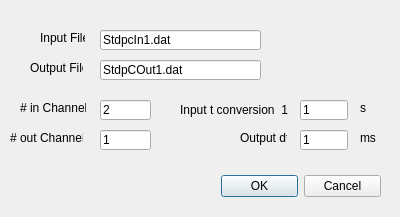
First picture: the form in src/gui/SimulDAQDlg.ui, repository CompEphys-team/stdpc, before the edit.
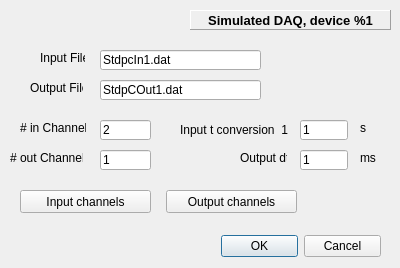
Second picture: the form after the edit.

Patch:
```diff
--- a/src/gui/SimulDAQDlg.ui
+++ b/src/gui/SimulDAQDlg.ui
@@ -7,7 +7,7 @@
     <x>0</x>
     <y>0</y>
     <width>400</width>
-    <height>217</height>
+    <height>268</height>
    </rect>
   </property>
   <property name="windowTitle">
@@ -17,7 +17,7 @@
    <property name="geometry">
     <rect>
      <x>221</x>
-     <y>170</y>
+     <y>230</y>
      <width>160</width>
      <height>32</height>
     </rect>
@@ -33,7 +33,7 @@
    <property name="geometry">
     <rect>
      <x>100</x>
-     <y>30</y>
+     <y>50</y>
      <width>161</width>
      <height>20</height>
     </rect>
@@ -46,7 +46,7 @@
    <property name="geometry">
     <rect>
      <x>40</x>
-     <y>30</y>
+     <y>50</y>
      <width>45</width>
      <height>16</height>
     </rect>
@@ -59,7 +59,7 @@
    <property name="geometry">
     <rect>
      <x>100</x>
-     <y>60</y>
+     <y>80</y>
      <width>161</width>
      <height>20</height>
     </rect>
@@ -72,7 +72,7 @@
    <property name="geometry">
     <rect>
      <x>30</x>
-     <y>60</y>
+     <y>80</y>
      <width>53</width>
      <height>16</height>
     </rect>
@@ -85,7 +85,7 @@
    <property name="geometry">
     <rect>
      <x>100</x>
-     <y>100</y>
+     <y>120</y>
      <width>51</width>
      <height>20</height>
     </rect>
@@ -98,7 +98,7 @@
    <property name="geometry">
     <rect>
      <x>20</x>
-     <y>100</y>
+     <y>120</y>
      <width>66</width>
      <height>16</height>
     </rect>
@@ -111,7 +111,7 @@
    <property name="geometry">
     <rect>
      <x>10</x>
-     <y>130</y>
+     <y>150</y>
      <width>73</width>
      <height>16</height>
     </rect>
@@ -124,7 +124,7 @@
    <property name="geometry">
     <rect>
      <x>100</x>
-     <y>130</y>
+     <y>150</y>
      <width>51</width>
      <height>20</height>
     </rect>
@@ -137,7 +137,7 @@
    <property name="geometry">
     <rect>
      <x>300</x>
-     <y>130</y>
+     <y>150</y>
      <width>48</width>
      <height>20</height>
     </rect>
@@ -150,7 +150,7 @@
    <property name="geometry">
     <rect>
      <x>240</x>
-     <y>130</y>
+     <y>150</y>
      <width>47</width>
      <height>16</height>
     </rect>
@@ -163,7 +163,7 @@
    <property name="geometry">
     <rect>
      <x>360</x>
-     <y>130</y>
+     <y>150</y>
      <width>16</width>
      <height>16</height>
     </rect>
@@ -176,7 +176,7 @@
    <property name="geometry">
     <rect>
      <x>300</x>
-     <y>100</y>
+     <y>120</y>
      <width>48</width>
      <height>20</height>
     </rect>
@@ -189,7 +189,7 @@
    <property name="geometry">
     <rect>
      <x>360</x>
-     <y>100</y>
+     <y>120</y>
      <width>16</width>
      <height>16</height>
     </rect>
@@ -202,7 +202,7 @@
    <property name="geometry">
     <rect>
      <x>180</x>
-     <y>100</y>
+     <y>120</y>
      <width>111</width>
      <height>20</height>
     </rect>
@@ -211,6 +211,76 @@
     <string>Input t conversion  1 =</string>
    </property>
   </widget>
+  <widget class="QLabel" name="DAQLabel">
+   <property name="enabled">
+    <bool>true</bool>
+   </property>
+   <property name="geometry">
+    <rect>
+     <x>190</x>
+     <y>10</y>
+     <width>201</width>
+     <height>20</height>
+    </rect>
+   </property>
+   <property name="font">
+    <font>
+     <pointsize>10</pointsize>
+     <weight>75</weight>
+     <bold>true</bold>
+    </font>
+   </property>
+   <property name="autoFillBackground">
+    <bool>false</bool>
+   </property>
+   <property name="styleSheet">
+    <string/>
+   </property>
+   <property name="frameShape">
+    <enum>QFrame::Panel</enum>
+   </property>
+   <property name="frameShadow">
+    <enum>QFrame::Raised</enum>
+   </property>
+   <property name="lineWidth">
+    <number>1</number>
+   </property>
+   <property name="midLineWidth">
+    <number>0</number>
+   </property>
+   <property name="text">
+    <string>Simulated DAQ, device %1</string>
+   </property>
+   <property name="alignment">
+    <set>Qt::AlignCenter</set>
+   </property>
+  </widget>
+  <widget class="QPushButton" name="outChannels">
+   <property name="geometry">
+    <rect>
+     <x>166</x>
+     <y>190</y>
+     <width>131</width>
+     <height>23</height>
+    </rect>
+   </property>
+   <property name="text">
+    <string>Output channels</string>
+   </property>
+  </widget>
+  <widget class="QPushButton" name="inChannels">
+   <property name="geometry">
+    <rect>
+     <x>20</x>
+     <y>190</y>
+     <width>131</width>
+     <height>23</height>
+    </rect>
+   </property>
+   <property name="text">
+    <string>Input channels</string>
+   </property>
+  </widget>
  </widget>
  <resources/>
  <connections>
```
